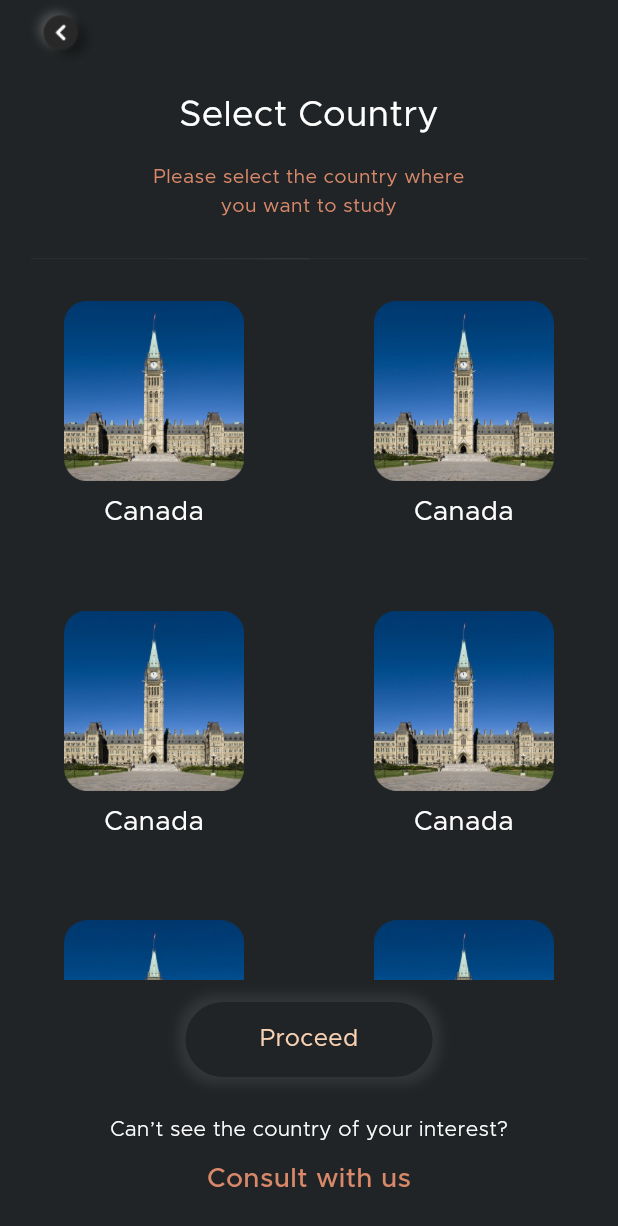
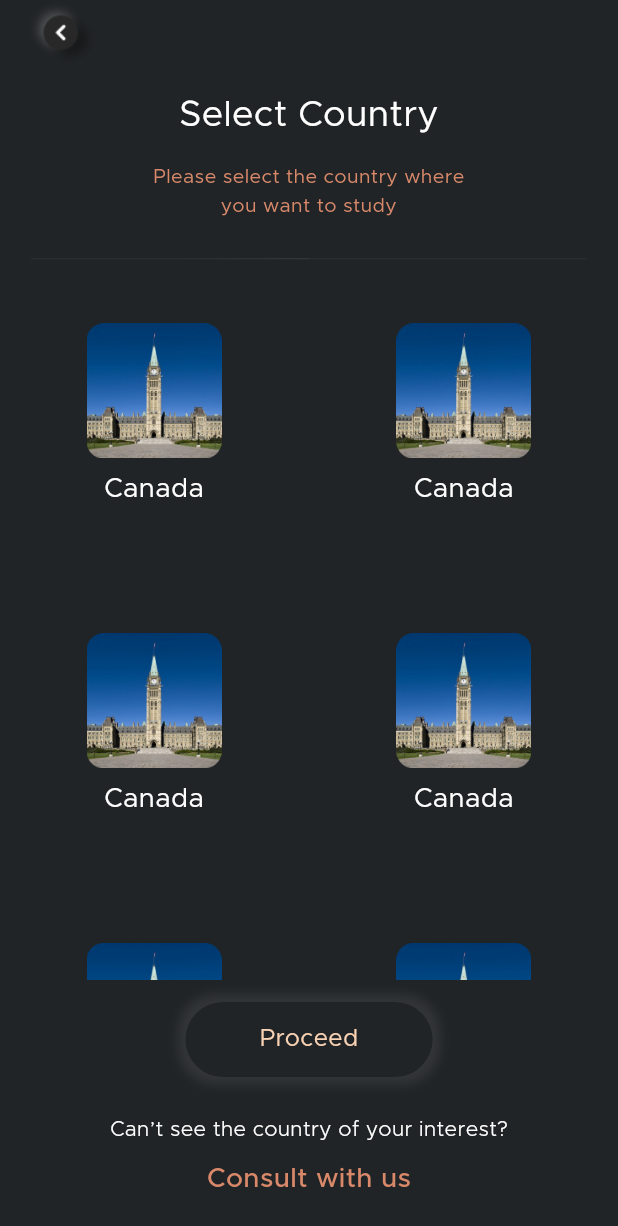
Before and after one commit to Raj481/Assignment1, a Flutter app: the SelectCountryScreen screen opened directly, on a phone screen of 412 x 824 dp. Shown: the top 1226 px of the screen. Run offline on Flutter 3.47's test engine with Material 3 defaults, Android fonts, the phone set to English and light mode, and no system bars; our stand-ins replace dio, flutter_svg, get, otp_text_field; missing offline and left inert: dart:ffi.

Commit message:
1. Select country ui work

```diff
--- a/lib/ui/country/select_country_screen/select_country_screen.dart
+++ b/lib/ui/country/select_country_screen/select_country_screen.dart
@@ -34,16 +34,12 @@ class SelectCountryScreen extends StatelessWidget {
                 ),
                 itemCount: 20,
                 itemBuilder: (_, index){
-                  return Container(
-                    // height: 200,
-                    // width: 200,
-                    //color: ColorRes.bgSearchColor,
-                    child: Column(
+                  return Column(
                     mainAxisAlignment: MainAxisAlignment.center,
                     children: [
                       SizedBox(
-                          height: 120,
-                          width:  120,
+                        height: 90,
+                        width:  90,
                         child: Image(
                           image: AssetImage(
                               ImageRes.imgCountry
@@ -65,7 +61,6 @@ class SelectCountryScreen extends StatelessWidget {
                         ],
                       ),
                     ],
-                    ),
                   );
                 }
             ),
```
Lines whose indentation alone changed are shown as unchanged.
